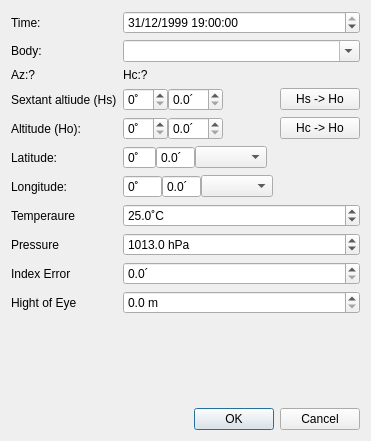
Before: the Qt Designer form src/ui/dialog_sight.ui in rodegerdts/QPlogbook, drawn with Qt 5.
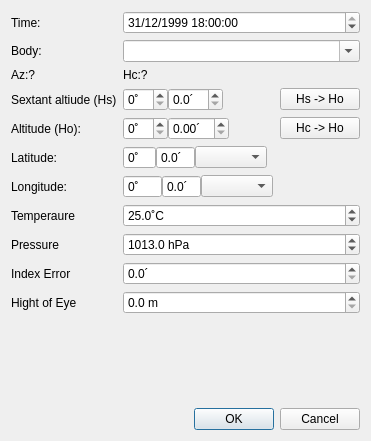
After: the same form once the commit is applied.

```diff
--- a/src/ui/dialog_sight.ui
+++ b/src/ui/dialog_sight.ui
@@ -27,7 +27,7 @@
       <widget class="QDateTimeEdit" name="dateTimeEdit_sight">
        <property name="dateTime">
         <datetime>
-         <hour>19</hour>
+         <hour>18</hour>
          <minute>0</minute>
          <second>0</second>
          <year>1999</year>
@@ -37,7 +37,7 @@
        </property>
        <property name="maximumDateTime">
         <datetime>
-         <hour>17</hour>
+         <hour>16</hour>
          <minute>59</minute>
          <second>59</second>
          <year>9999</year>
@@ -175,7 +175,7 @@
           <string>´</string>
          </property>
          <property name="decimals">
-          <number>1</number>
+          <number>2</number>
          </property>
          <property name="maximum">
           <double>59.899999999999999</double>
```
Left out of the diff: 3 changed lines with no effect on the pictures.
